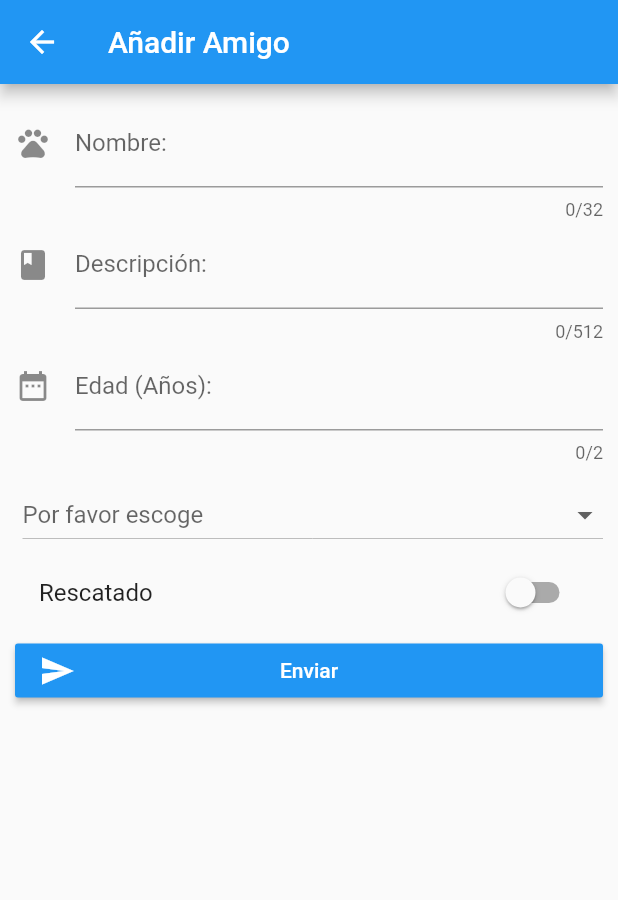
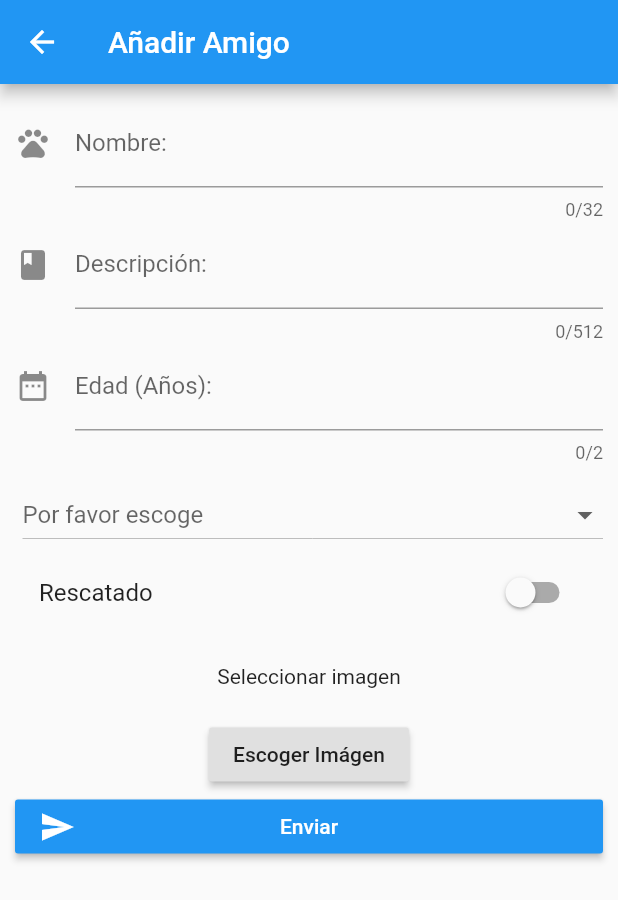
Before and after one commit to memoadian/lab04_flutter_curso, a Flutter app: the AddPetPage screen opened directly, on a phone screen of 412 x 824 dp. Shown: the top 900 px of the screen. Run offline on Flutter 3.47's test engine with Material 2 defaults, Android fonts, the phone set to English and light mode, and no system bars; our stand-ins replace image_picker; network calls fail.

Commit message:
merge image picker

```diff
--- a/lib/routes/AddPetPage.dart
+++ b/lib/routes/AddPetPage.dart
@@ -1,4 +1,8 @@
+import 'dart:io';
+
 import 'package:flutter/material.dart';
+
+import 'package:image_picker/image_picker.dart';
 
 class AddPetPage extends StatelessWidget {
   @override
@@ -24,6 +28,8 @@ class FormAddPetState extends State<FormAddPet> {
   String _selectedType = 'Por favor escoge';
   //variable auxiliar SwitchListTile
   bool _rescue = false;
+  //image file for picker image
+  File _imageFile;
 
   //global key para validar
   GlobalKey<FormState> _formKey = GlobalKey();
@@ -105,6 +111,7 @@ class FormAddPetState extends State<FormAddPet> {
               });
             },
           ),
+          _chooseImage(context),
           SizedBox(//sized box permite manejar dimensiones de sus hijos
             width: double.infinity,//colocamos un ancho que se ajuste al padre
             child: RaisedButton(//declaramos el botón sin icono
@@ -128,11 +135,51 @@ class FormAddPetState extends State<FormAddPet> {
                     ]
                   ),
                 ],
-              )
+              ),
             ),
           ),
         ],
       ),
+    );
+  }
+
+  //función escoger imagen
+  Widget _chooseImage(BuildContext context) {
+    return Center(//centrareamos la imagen
+      child: Column(//columna para usar array
+        children: <Widget>[//array
+          _imageDefault(),//llamamos la funcion imagen por defecto
+          RaisedButton(//botón para seleccionar imagen
+            child: Text('Escoger Imágen'),//Texto del botón
+            //evento press que llama la función para seleccionar
+            //imagen pasando la fuente gallery o camera
+            onPressed: () => _pickImage(ImageSource.gallery)
+          )
+        ],
+      ),
+    );
+  }
+
+  _pickImage(ImageSource source) async {//funcion asincrona
+    //asignamos la fuente a la variable _imageFile
+    _imageFile = await ImagePicker.pickImage(source: source);
+    setState(() {//función set state
+      //asignamos la variable para que se refleje en la vista
+      _imageFile = _imageFile;
+    });
+  }
+
+  Widget _imageDefault () {//widget imagen por defecto
+    return FutureBuilder<File>(//retornamos un future builder de la imagen
+      builder: (context, snapshot) {//snapshot de la imagen seleccionada
+        return Container(//contenedor
+          padding: EdgeInsets.all(20.0),//padding
+          child: _imageFile == null //si la imagen es nula
+                ? Text ('Seleccionar imagen')//colocamos un texto
+                //si no es nula retornamos la imagen seleccionada
+                : Image.file(_imageFile, width: 300, height: 300),
+        );
+      }
     );
   }
 
--- a/pubspec.yaml
+++ b/pubspec.yaml
@@ -24,6 +24,7 @@ dependencies:
   # Use with the CupertinoIcons class for iOS style icons.
   cupertino_icons: ^0.1.2
   http: ^0.12.0+2
+  image_picker: 0.6.1+4
 
 dev_dependencies:
   flutter_test:
```
Also changed, not shown: pubspec.lock.
